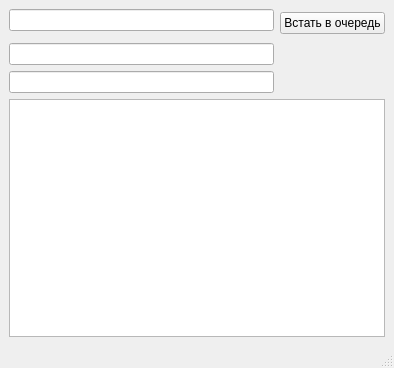
Old version of the form Client/mainwindow.ui in the repository Vital31/ProektTP.
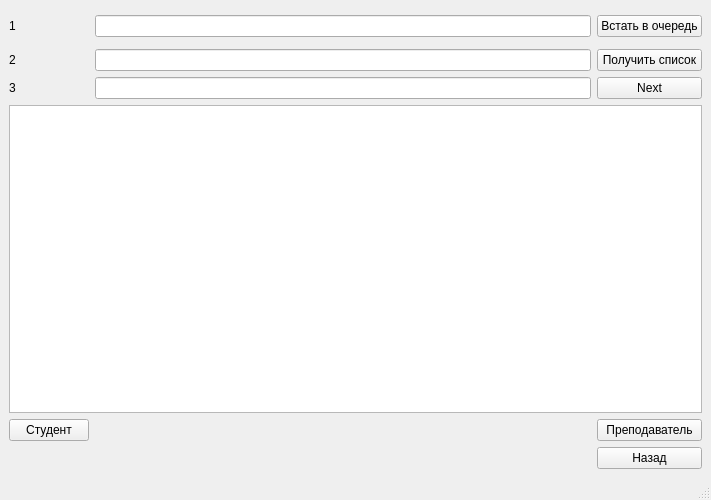
New version of the form.

Diff of the .ui file:
```diff
--- a/Client/mainwindow.ui
+++ b/Client/mainwindow.ui
@@ -6,8 +6,8 @@
    <rect>
     <x>0</x>
     <y>0</y>
-    <width>394</width>
-    <height>368</height>
+    <width>711</width>
+    <height>500</height>
    </rect>
   </property>
   <property name="windowTitle">
@@ -15,22 +15,78 @@
   </property>
   <widget class="QWidget" name="centralwidget">
    <layout class="QGridLayout" name="gridLayout">
-    <item row="4" column="0" colspan="2">
-     <widget class="QTextBrowser" name="textBrowser"/>
+    <item row="0" column="2" rowspan="3">
+     <widget class="QPushButton" name="pushButton_2">
+      <property name="text">
+       <string>Встать в очередь</string>
+      </property>
+     </widget>
     </item>
-    <item row="0" column="0">
+    <item row="7" column="2">
+     <widget class="QPushButton" name="pushButton_3">
+      <property name="text">
+       <string>Преподаватель</string>
+      </property>
+     </widget>
+    </item>
+    <item row="1" column="1">
      <widget class="QLineEdit" name="lineEdit"/>
     </item>
-    <item row="2" column="0">
-     <widget class="QLineEdit" name="lineEdit_2"/>
+    <item row="7" column="0">
+     <widget class="QPushButton" name="pushButton">
+      <property name="text">
+       <string>Студент</string>
+      </property>
+     </widget>
+    </item>
+    <item row="5" column="0" colspan="3">
+     <widget class="QTextBrowser" name="textBrowser"/>
+    </item>
+    <item row="3" column="2">
+     <widget class="QPushButton" name="pushButton_5">
+      <property name="text">
+       <string>Получить список</string>
+      </property>
+     </widget>
     </item>
     <item row="3" column="0">
+     <widget class="QLabel" name="label_2">
+      <property name="text">
+       <string>2</string>
+      </property>
+     </widget>
+    </item>
+    <item row="3" column="1">
+     <widget class="QLineEdit" name="lineEdit_2"/>
+    </item>
+    <item row="4" column="1">
      <widget class="QLineEdit" name="lineEdit_3"/>
     </item>
-    <item row="0" column="1" rowspan="2">
-     <widget class="QPushButton" name="pushButton_2">
+    <item row="4" column="2">
+     <widget class="QPushButton" name="pushButton_4">
       <property name="text">
-       <string>Встать в очередь</string>
+       <string>Next</string>
+      </property>
+     </widget>
+    </item>
+    <item row="4" column="0">
+     <widget class="QLabel" name="label_3">
+      <property name="text">
+       <string>3</string>
+      </property>
+     </widget>
+    </item>
+    <item row="1" column="0">
+     <widget class="QLabel" name="label">
+      <property name="text">
+       <string>1</string>
+      </property>
+     </widget>
+    </item>
+    <item row="8" column="2">
+     <widget class="QPushButton" name="pushButton_6">
+      <property name="text">
+       <string>Назад</string>
       </property>
      </widget>
     </item>
```
Left out of the diff: 4 changed lines with no effect on the pictures.
